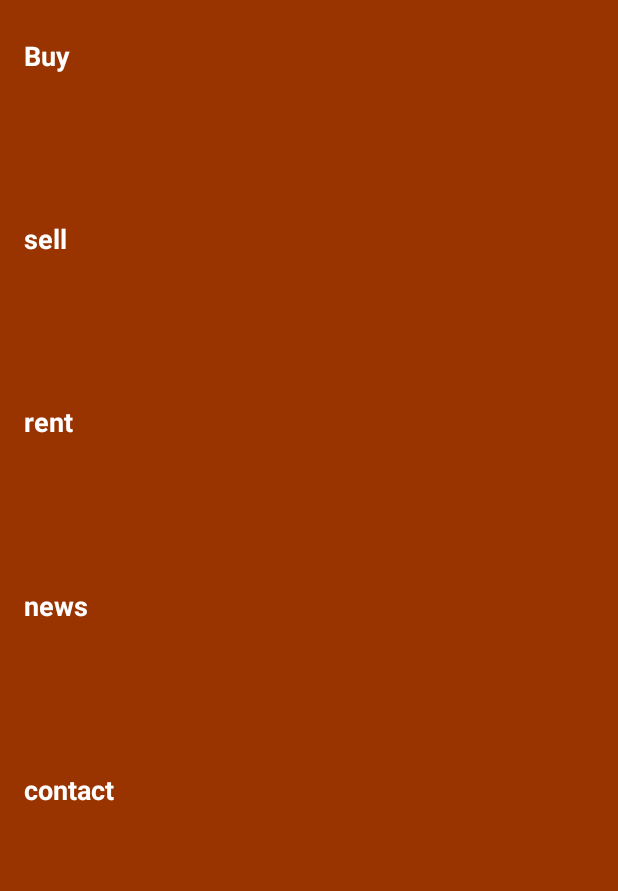
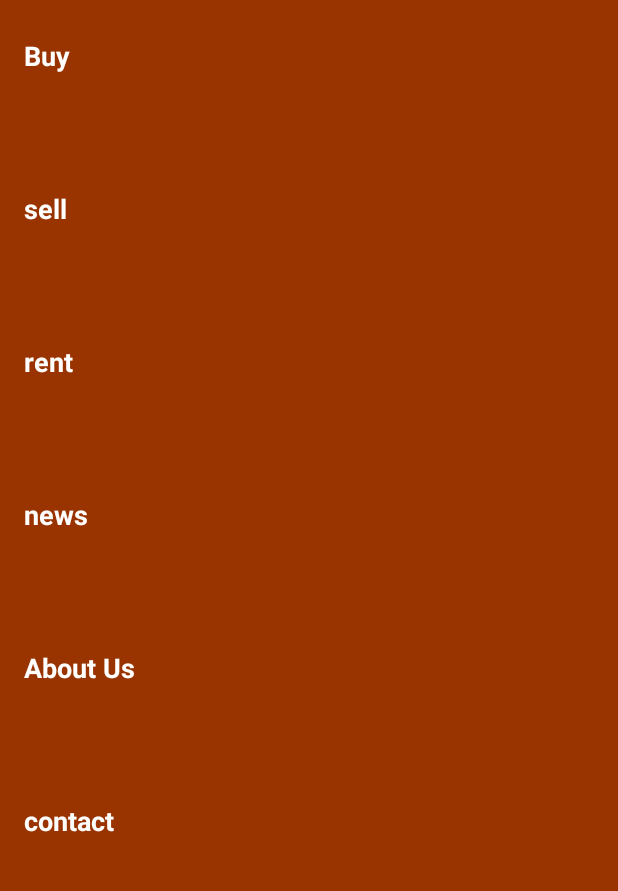
Before and after one commit to deadlycrawler/HearthstonePropertyManagement, an Android app: the screen it shows after launch (MainActivity), on a phone screen of 412 x 824 dp, the part 318-1209 px from its top. Run offline under Robolectric (Android 15) with nearby library versions, the phone set to English and light mode, and no system bars.

```diff
--- a/app/src/main/res/layout/activity_main.xml
+++ b/app/src/main/res/layout/activity_main.xml
@@ -76,6 +76,17 @@
             android:layout_height="wrap_content"
             android:layout_weight="1"
             android:background="@color/brick">
+            <TextView
+                android:id="@+id/aboutUs"
+                style="@style/CategoryStyle"
+                android:text="@string/AboutUs" />
+        </FrameLayout>
+
+        <FrameLayout
+            android:layout_width="match_parent"
+            android:layout_height="wrap_content"
+            android:layout_weight="1"
+            android:background="@color/brick">
 
             <TextView
                 android:id="@+id/contact"
--- a/app/src/main/res/values/strings.xml
+++ b/app/src/main/res/values/strings.xml
@@ -92,6 +92,9 @@
     <string name="a_lot_of_sellers">A lot of sellers simply go back to the broker who sold them the house—and that is great if your broker gave you a smooth buying experience. If you would like a professional, knowledgeable and attentive broker this is the place to start. Please give us a call or email so we can set up an appointment and talk about a strategy that is best for you.</string>
     <string name="buy">Buy</string>
     <string name="contactUsString">contact us</string>
+    <string name="AboutUs">About Us</string>
+    <string name="we_manage">We manage upper scale properties with a unique concierge service to tenant and owner!</string>
+    <string name="AboutUsSpeach">William “Butch” Bartram retired from the Air Force in 2012 after serving 24 years for his country. He earned a degree with the Community College of the Air Force in Resource Management, and also has a certification in Executive Leadership and Management with the University of Notre Dame. Butch, as most people call him, has also been a leader in our local community. He has been a member of the Chamber of Commerce and has also held the Vice President position in the Portales Main Street Program. A genuine servant’s heart, Butch wants to help families who are new to the area find their new home. With hard work, Butch received his REALTOR’S license in 2016 and believes that you can’t have too much customer service. Whether you’re buying or selling a home, wanting to rent your home, or needing a home to rent, Butch is ready to help. He is your go to man for all things housing.</string>
 
 
 </resources>
```
Also changed, not shown: app/src/main/AndroidManifest.xml (+8 -9 lines), app/src/main/java/com/tools/radio/hearthstonepropertymanagement/Activitys/AboutUs/AboutUsActivity.java (added, +15 -0 lines), app/src/main/res/layout/activity_about_us.xml (added, +39 -0 lines).
